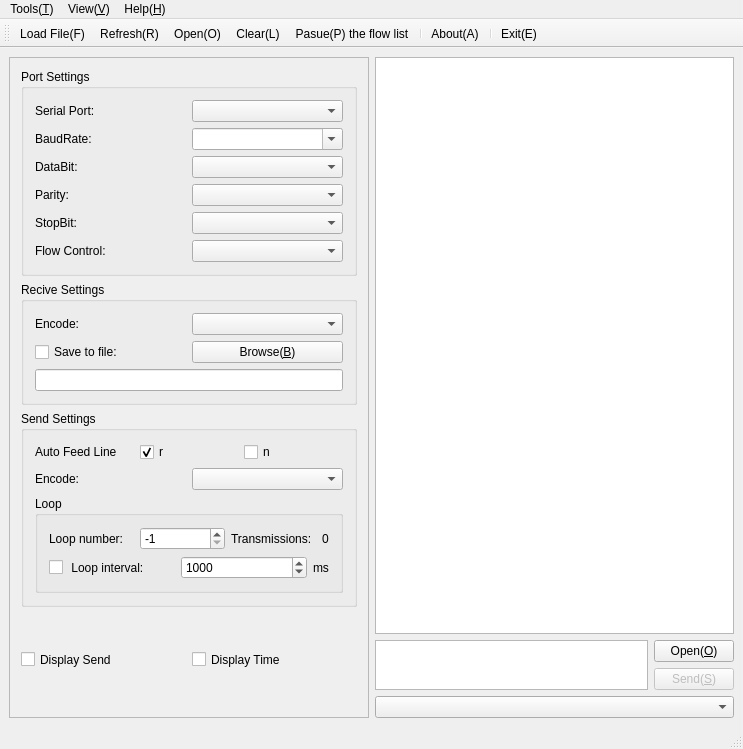
This is App/MainWindow.ui in KangLin/SerialPortAssistant as Qt 5 draws it before an edit. The edited form follows.
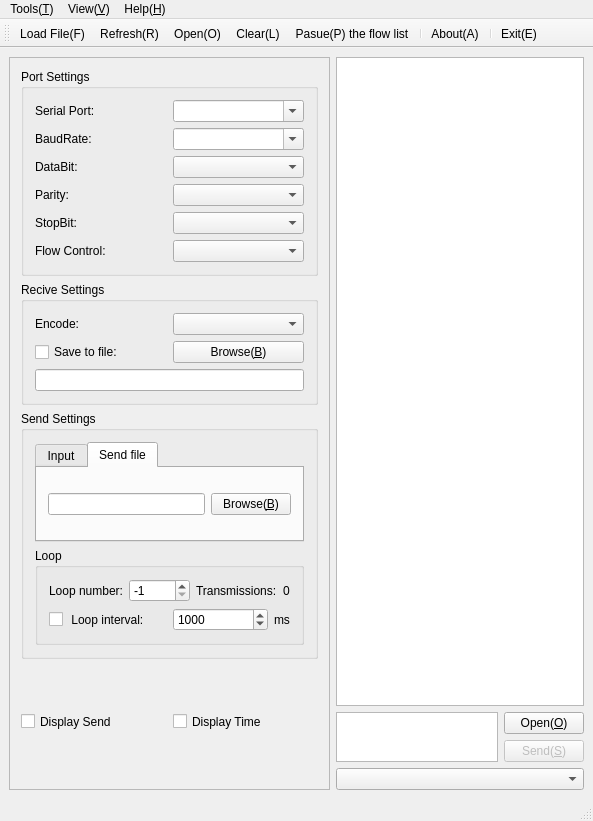
This is the edited form. The open tabs and pages were chosen to show the change. Icons and pictures are not drawn.

The edit to the form file:
```diff
--- a/App/MainWindow.ui
+++ b/App/MainWindow.ui
@@ -6,8 +6,8 @@
    <rect>
     <x>0</x>
     <y>0</y>
-    <width>743</width>
-    <height>749</height>
+    <width>593</width>
+    <height>821</height>
    </rect>
   </property>
   <property name="sizePolicy">
@@ -65,8 +65,8 @@
         <rect>
          <x>0</x>
          <y>0</y>
-         <width>743</width>
-         <height>666</height>
+         <width>593</width>
+         <height>732</height>
         </rect>
        </property>
        <property name="sizePolicy">
@@ -211,11 +211,11 @@
              <property name="frameShadow">
               <enum>QFrame::Sunken</enum>
              </property>
-             <layout class="QGridLayout" name="gridLayout_4">
+             <layout class="QGridLayout" name="gridLayout_9">
               <item row="0" column="0">
                <widget class="QGroupBox" name="groupBox">
                 <property name="sizePolicy">
-                 <sizepolicy hsizetype="Preferred" vsizetype="Maximum">
+                 <sizepolicy hsizetype="Preferred" vsizetype="Preferred">
                   <horstretch>0</horstretch>
                   <verstretch>0</verstretch>
                  </sizepolicy>
@@ -241,6 +241,9 @@
                        <verstretch>0</verstretch>
                       </sizepolicy>
                      </property>
+                     <property name="editable">
+                      <bool>true</bool>
+                     </property>
                     </widget>
                    </item>
                   </layout>
@@ -359,7 +362,7 @@
               <item row="1" column="0">
                <widget class="QGroupBox" name="groupBox_2">
                 <property name="sizePolicy">
-                 <sizepolicy hsizetype="Preferred" vsizetype="Maximum">
+                 <sizepolicy hsizetype="Preferred" vsizetype="Preferred">
                   <horstretch>0</horstretch>
                   <verstretch>0</verstretch>
                  </sizepolicy>
@@ -415,7 +418,7 @@
                     </widget>
                    </item>
                    <item>
-                    <widget class="QPushButton" name="pbBrowse">
+                    <widget class="QPushButton" name="pbBrowseSave">
                      <property name="sizePolicy">
                       <sizepolicy hsizetype="Preferred" vsizetype="Preferred">
                        <horstretch>0</horstretch>
@@ -435,7 +438,7 @@
               <item row="2" column="0">
                <widget class="QGroupBox" name="groupBox_3">
                 <property name="sizePolicy">
-                 <sizepolicy hsizetype="Preferred" vsizetype="Maximum">
+                 <sizepolicy hsizetype="Preferred" vsizetype="Preferred">
                   <horstretch>0</horstretch>
                   <verstretch>0</verstretch>
                  </sizepolicy>
@@ -443,6 +446,25 @@
                 <property name="title">
                  <string>Send Settings</string>
                 </property>
+                <layout class="QGridLayout" name="gridLayout_4">
+                 <item row="0" column="0">
+                  <widget class="QTabWidget" name="tbSendSettings">
+                   <property name="sizePolicy">
+                    <sizepolicy hsizetype="Preferred" vsizetype="Preferred">
+                     <horstretch>0</horstretch>
+                     <verstretch>0</verstretch>
+                    </sizepolicy>
+                   </property>
+                   <property name="currentIndex">
+                    <number>0</number>
+                   </property>
+                   <widget class="QWidget" name="Input">
+                    <attribute name="title">
+                     <string>Input</string>
+                    </attribute>
+                    <attribute name="toolTip">
+                     <string>Input</string>
+                    </attribute>
                 <layout class="QGridLayout" name="gridLayout_3">
                  <item row="0" column="0">
                   <layout class="QHBoxLayout" name="horizontalLayout_11">
@@ -460,6 +482,8 @@
                     </widget>
                    </item>
                    <item>
+                        <layout class="QHBoxLayout" name="horizontalLayout_8">
+                         <item>
                     <widget class="QCheckBox" name="cbr">
                      <property name="sizePolicy">
                       <sizepolicy hsizetype="Preferred" vsizetype="Preferred">
@@ -493,6 +517,8 @@
                    </item>
                   </layout>
                  </item>
+                      </layout>
+                     </item>
                  <item row="1" column="0">
                   <layout class="QHBoxLayout" name="horizontalLayout_7">
                    <item>
@@ -514,7 +540,31 @@
                    </item>
                   </layout>
                  </item>
-                 <item row="2" column="0">
+                    </layout>
+                   </widget>
+                   <widget class="QWidget" name="SendFile">
+                    <attribute name="title">
+                     <string>Send file</string>
+                    </attribute>
+                    <attribute name="toolTip">
+                     <string>Send file</string>
+                    </attribute>
+                    <layout class="QGridLayout" name="gridLayout_10">
+                     <item row="0" column="0">
+                      <widget class="QLineEdit" name="leSendFile"/>
+                     </item>
+                     <item row="0" column="1">
+                      <widget class="QPushButton" name="pbBrowseSend">
+                       <property name="text">
+                        <string>Browse(&amp;B)</string>
+                       </property>
+                      </widget>
+                     </item>
+                    </layout>
+                   </widget>
+                  </widget>
+                 </item>
+                 <item row="1" column="0">
                   <widget class="QGroupBox" name="groupBox_4">
                    <property name="sizePolicy">
                     <sizepolicy hsizetype="Preferred" vsizetype="Preferred">
@@ -525,10 +575,12 @@
                    <property name="title">
                     <string>Loop</string>
                    </property>
-                   <layout class="QVBoxLayout" name="verticalLayout">
-                    <item>
+                   <layout class="QGridLayout" name="gridLayout_8">
+                    <item row="0" column="0">
                      <layout class="QHBoxLayout" name="horizontalLayout_14">
                       <item>
+                       <layout class="QHBoxLayout" name="horizontalLayout_13">
+                        <item>
                        <widget class="QLabel" name="label_9">
                         <property name="text">
                          <string>Loop number:</string>
@@ -550,13 +602,17 @@
                          <number>-1</number>
                         </property>
                         <property name="maximum">
-                         <number>1000000</number>
+                           <number>99999</number>
                         </property>
                         <property name="value">
                          <number>-1</number>
                         </property>
                        </widget>
                       </item>
+                       </layout>
+                      </item>
+                      <item>
+                       <layout class="QHBoxLayout" name="horizontalLayout_12">
                       <item>
                        <widget class="QLabel" name="label_10">
                         <property name="text">
@@ -582,8 +638,10 @@
                       </item>
                      </layout>
                     </item>
-                    <item>
-                     <layout class="QHBoxLayout" name="horizontalLayout_9">
+                     </layout>
+                    </item>
+                    <item row="1" column="0">
+                     <layout class="QHBoxLayout" name="horizontalLayout_18">
                       <item>
                        <widget class="QCheckBox" name="cbSendLoop">
                         <property name="sizePolicy">
@@ -598,6 +656,8 @@
                        </widget>
                       </item>
                       <item>
+                       <layout class="QHBoxLayout" name="horizontalLayout_9">
+                        <item>
                        <widget class="QSpinBox" name="sbLoopTime">
                         <property name="sizePolicy">
                          <sizepolicy hsizetype="Preferred" vsizetype="Preferred">
@@ -629,6 +689,8 @@
                      </layout>
                     </item>
                    </layout>
+                    </item>
+                   </layout>
                   </widget>
                  </item>
                 </layout>
@@ -681,8 +743,8 @@
     <rect>
      <x>0</x>
      <y>0</y>
-     <width>743</width>
-     <height>22</height>
+     <width>593</width>
+     <height>28</height>
     </rect>
    </property>
    <widget class="QMenu" name="menuTools_T">
```
Lines whose indentation alone changed are shown as unchanged.
